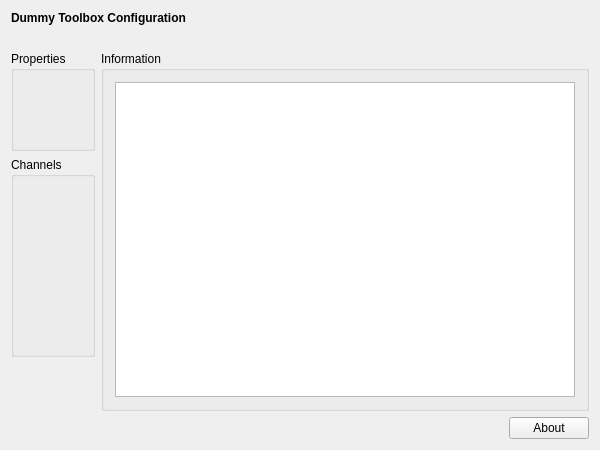
Qt form applications/mne_x/plugins/dummytoolbox/FormFiles/dummysetup.ui (mne-tools/mne-cpp) before a commit.
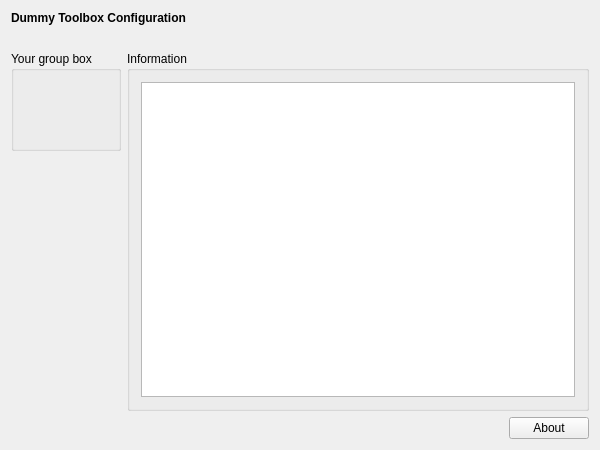
The same form after that commit.

Diff of the .ui file:
```diff
--- a/applications/mne_x/plugins/dummytoolbox/FormFiles/dummysetup.ui
+++ b/applications/mne_x/plugins/dummytoolbox/FormFiles/dummysetup.ui
@@ -46,7 +46,7 @@
    <item>
     <layout class="QGridLayout" name="m_qGridLayout_main">
      <item row="0" column="0">
-      <widget class="QGroupBox" name="m_qGroupBox_Properties">
+      <widget class="QGroupBox" name="m_qGroupBox_yourGroupBox">
        <property name="sizePolicy">
         <sizepolicy hsizetype="Minimum" vsizetype="Preferred">
          <horstretch>0</horstretch>
@@ -60,7 +60,7 @@
         </size>
        </property>
        <property name="title">
-        <string>Properties</string>
+        <string>Your group box</string>
        </property>
        <property name="flat">
         <bool>false</bool>
@@ -68,40 +68,7 @@
        <layout class="QGridLayout" name="m_qGridLayout_Properties"/>
       </widget>
      </item>
-     <item row="1" column="0">
-      <widget class="QGroupBox" name="m_qGroupBox_Channels">
-       <property name="sizePolicy">
-        <sizepolicy hsizetype="Preferred" vsizetype="Minimum">
-         <horstretch>0</horstretch>
-         <verstretch>0</verstretch>
-        </sizepolicy>
-       </property>
-       <property name="minimumSize">
-        <size>
-         <width>0</width>
-         <height>200</height>
-        </size>
-       </property>
-       <property name="title">
-        <string>Channels</string>
-       </property>
-       <layout class="QGridLayout" name="m_qGridLayout_Channels"/>
-      </widget>
-     </item>
-     <item row="3" column="1">
-      <spacer name="m_qHorizontalSpacer_About">
-       <property name="orientation">
-        <enum>Qt::Horizontal</enum>
-       </property>
-       <property name="sizeHint" stdset="0">
-        <size>
-         <width>40</width>
-         <height>20</height>
-        </size>
-       </property>
-      </spacer>
-     </item>
-     <item row="0" column="1" rowspan="3" colspan="2">
+     <item row="0" column="1" rowspan="2" colspan="2">
       <widget class="QGroupBox" name="m_qGroupBox_Information">
        <property name="title">
         <string>Information</string>
@@ -113,14 +80,20 @@
        </layout>
       </widget>
      </item>
-     <item row="3" column="2">
-      <widget class="QPushButton" name="m_qPushButton_About">
-       <property name="text">
-        <string>About</string>
+     <item row="2" column="1">
+      <spacer name="m_qHorizontalSpacer_About">
+       <property name="orientation">
+        <enum>Qt::Horizontal</enum>
        </property>
-      </widget>
+       <property name="sizeHint" stdset="0">
+        <size>
+         <width>40</width>
+         <height>20</height>
+        </size>
+       </property>
+      </spacer>
      </item>
-     <item row="2" column="0">
+     <item row="1" column="0">
       <spacer name="m_qVerticalSpacer_LeftRow">
        <property name="orientation">
         <enum>Qt::Vertical</enum>
@@ -133,6 +106,13 @@
        </property>
       </spacer>
      </item>
+     <item row="2" column="2">
+      <widget class="QPushButton" name="m_qPushButton_About">
+       <property name="text">
+        <string>About</string>
+       </property>
+      </widget>
+     </item>
     </layout>
    </item>
   </layout>
```
